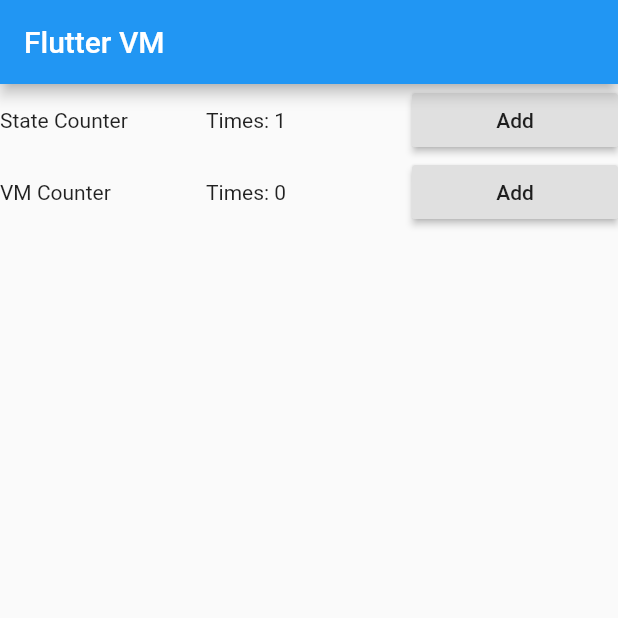
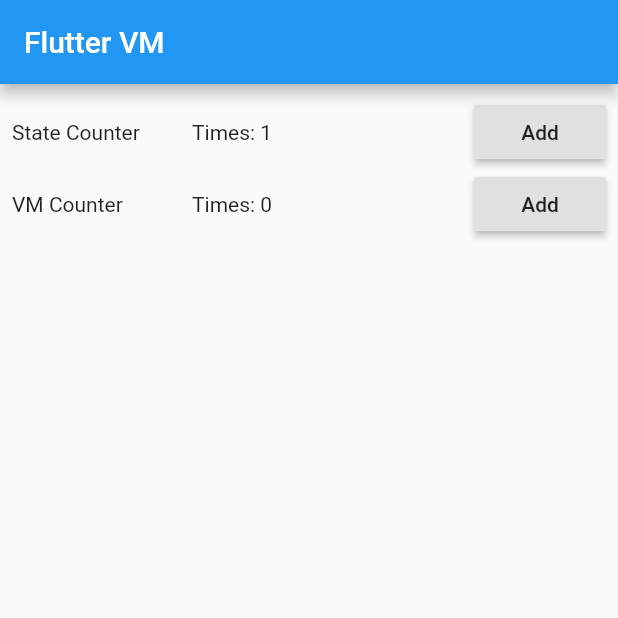
Before and after one commit to deepfunc/flutter_vm, a Flutter app: the screen it shows after launch, after a tap on "Add", on a phone screen of 412 x 824 dp, the top half of it. Run offline on Flutter 3.47's test engine with Material 2 defaults, Android fonts, the phone set to English and light mode, and no system bars.

Commit message:
refactor: 优化一下

```diff
--- a/lib/main.dart
+++ b/lib/main.dart
@@ -1,6 +1,8 @@
 import 'package:flutter/material.dart';
 import 'package:flutter_vm/state_counter.dart';
 import 'package:flutter_vm/vm_counter.dart';
+
+enum Color { red, green, blue }
 
 void main() {
   runApp(MyApp());
@@ -19,11 +21,14 @@ class MyApp extends StatelessWidget {
           appBar: AppBar(
             title: Text('Flutter VM'),
           ),
-          body: Column(
-            children: <Widget>[
-              StateCounter(),
-              VMCounter()
-            ],
+          body: Padding(
+            padding: const EdgeInsets.all(8.0),
+            child: Column(
+              children: <Widget>[
+                StateCounter(),
+                VMCounter()
+              ],
+            ),
           ),
         ));
   }
--- a/lib/state_counter.dart
+++ b/lib/state_counter.dart
@@ -20,13 +20,12 @@ class _StateCounterState extends State<StateCounter> {
   Widget build(BuildContext context) {
     return Row(
       children: <Widget>[
-        Expanded(child: Text('State Counter')),
-        Expanded(child: Text('Times: $_counter')),
+        SizedBox(width: 120.0, child: Text('State Counter')),
         Expanded(
-          child: RaisedButton(
-            child: Text('Add'),
-            onPressed: _incrementCounter,
-          ),
+            child: Text('Times: $_counter')),
+        RaisedButton(
+          child: Text('Add'),
+          onPressed: _incrementCounter,
         )
       ],
     );
--- a/lib/vm/vm_widget.dart
+++ b/lib/vm/vm_widget.dart
@@ -4,6 +4,7 @@ import 'package:flutter/material.dart';
 
 abstract class VMWidget extends StatefulWidget {
   Map<String, dynamic> _data;
+  dynamic data;
 
   VMWidget({Key key}) : super(key: key) {
 //    print('VMWidget()');
@@ -11,14 +12,15 @@ abstract class VMWidget extends StatefulWidget {
 
   Map<String, dynamic> initData();
 
-  Widget build(BuildContext context, dynamic data);
+  Widget build(BuildContext context);
 
   @override
   _VMState createState() {
 //    print('VMWidget createState()');
     _data = initData();
-    var state = _VMState(_data);
-    return state;
+    return _VMState(_data);
+//    var state = _VMState(_data);
+//    return state;
   }
 }
 
@@ -26,14 +28,17 @@ class _VMState extends State<VMWidget> {
   Map<String, dynamic> _data;
   dynamic data;
 
-  _VMState(Map<String, dynamic> data): super() {
+  _VMState(Map<String, dynamic> data) : super() {
     this._data = data;
     this.data = VMData(this._data, this);
   }
 
   @override
   Widget build(BuildContext context) {
-    return widget.build(context, data);
+    if (widget.data == null) {
+      widget.data = data;
+    }
+    return widget.build(context);
   }
 
   void update() {
@@ -47,19 +52,32 @@ class VMData {
   _VMState _state;
 
   VMData(Map<String, dynamic> data, _VMState state) {
-    this._data = Map();
-    data.forEach((k, v) => _data[new Symbol(k).toString()] = v);
+    this._data = data;
     this._state = state;
+//    data.forEach((k, v) => _data[new Symbol(k).toString()] = v);
 //    data.forEach((k, v) {
 //      print('k: ${new Symbol(k).toString()}');
 //    });
 //    print('_data: $_data');
   }
 
+  String getGetterMemberName(Symbol memberName) {
+    String ret = memberName.toString();
+    ret = ret.substring(8, ret.length - 2);
+    return ret;
+  }
+
+  String getSetterMemberName(Symbol memberName) {
+    String ret = memberName.toString();
+    ret = ret.substring(8, ret.length - 3);
+    return ret;
+  }
+
   @override
   noSuchMethod(Invocation invocation) {
     if (invocation.isGetter) {
-      var ret = _data[invocation.memberName.toString()];
+      String memberName = getGetterMemberName(invocation.memberName);
+      var ret = _data[memberName];
       if (ret != null) {
         return ret;
       } else {
@@ -67,13 +85,14 @@ class VMData {
       }
     }
     if (invocation.isSetter) {
-      _data[invocation.memberName.toString().replaceAll('=', '')] =
-          invocation.positionalArguments.first;
+      String memberName = getSetterMemberName(invocation.memberName);
+      _data[memberName] = invocation.positionalArguments.first;
       if (_state != null) {
         _state.update();
-      } else {
-        print('_state is null');
       }
+//      if (_state == null) {
+//        print('_state is null');
+//      }
     } else {
       super.noSuchMethod(invocation);
     }
--- a/lib/vm_counter.dart
+++ b/lib/vm_counter.dart
@@ -8,18 +8,17 @@ class VMCounter extends VMWidget {
   }
 
   @override
-  Widget build(BuildContext context, dynamic data) {
+  Widget build(BuildContext context) {
     return Row(
       children: <Widget>[
-        Expanded(child: Text('VM Counter')),
-        Expanded(child: Text('Times: ${data.counter}')),
+        SizedBox(width: 120.0, child: Text('VM Counter')),
         Expanded(
-          child: RaisedButton(
-              child: Text('Add'),
-              onPressed: () {
-                data.counter++;
-              }),
-        )
+            child: Text('Times: ${data.counter}')),
+        RaisedButton(
+            child: Text('Add'),
+            onPressed: () {
+              data.counter++;
+            })
       ],
     );
   }
```
